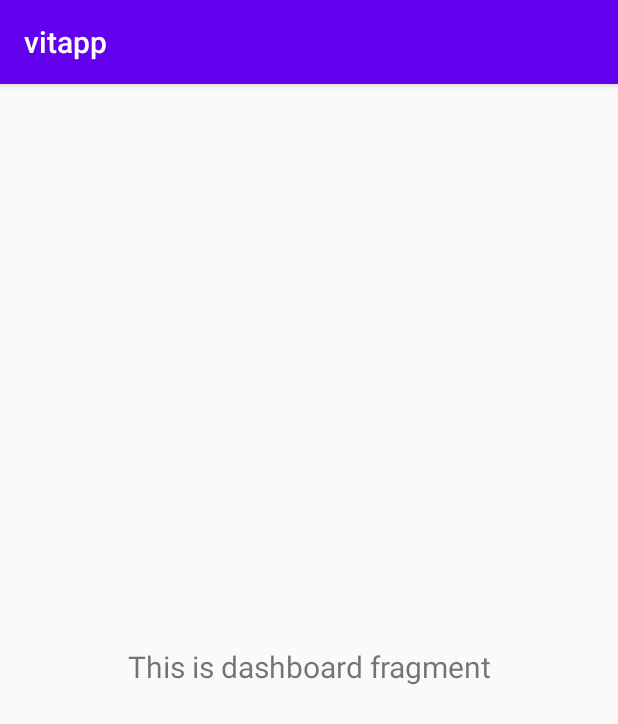
After one commit to Adithya-adi-Menon/vitapp, an Android app: the fragment DashboardFragment shown on its own in the app's theme, on a phone screen of 412 x 824 dp. The commit adds this screen. Shown: the top 724 px of the screen. Run offline under Robolectric (Android 15) with nearby library versions, the phone set to English and light mode, and no system bars.

Commit message:
error debugging

```diff
--- a/app/build.gradle
+++ b/app/build.gradle
@@ -26,6 +26,7 @@ android {
 dependencies {
     implementation fileTree(dir: "libs", include: ["*.jar"])
     implementation 'androidx.appcompat:appcompat:1.1.0'
+    implementation 'com.google.android.material:material:1.1.0-alpha08'
     implementation 'androidx.constraintlayout:constraintlayout:1.1.3'
     implementation 'androidx.legacy:legacy-support-v4:1.0.0'
     implementation 'com.google.android.material:material:1.0.0'
@@ -34,7 +35,7 @@ dependencies {
     implementation 'androidx.lifecycle:lifecycle-extensions:2.1.0'
     implementation 'androidx.vectordrawable:vectordrawable:1.1.0'
     implementation 'androidx.viewpager2:viewpager2:1.0.0'
-    implementation 'com.google.firebase:firebase-database:19.3.0'
+
     testImplementation 'junit:junit:4.12'
     androidTestImplementation 'androidx.test.ext:junit:1.1.1'
     androidTestImplementation 'androidx.test.espresso:espresso-core:3.2.0'
--- /dev/null
+++ b/app/src/main/java/com/example/vitapp/ui/dashboard/DashboardFragment.java
@@ -0,0 +1,33 @@
+package com.example.vitapp.ui.dashboard;
+
+import android.os.Bundle;
+import android.view.LayoutInflater;
+import android.view.View;
+import android.view.ViewGroup;
+import android.widget.TextView;
+import androidx.annotation.NonNull;
+import androidx.annotation.Nullable;
+import androidx.fragment.app.Fragment;
+import androidx.lifecycle.Observer;
+import androidx.lifecycle.ViewModelProviders;
+import com.example.vitapp.R;
+
+public class DashboardFragment extends Fragment {
+
+    private DashboardViewModel dashboardViewModel;
+
+    public View onCreateView(@NonNull LayoutInflater inflater,
+            ViewGroup container, Bundle savedInstanceState) {
+        dashboardViewModel =
+                ViewModelProviders.of(this).get(DashboardViewModel.class);
+        View root = inflater.inflate(R.layout.fragment_dashboard, container, false);
+        final TextView textView = root.findViewById(R.id.text_dashboard);
+        dashboardViewModel.getText().observe(getViewLifecycleOwner(), new Observer<String>() {
+            @Override
+            public void onChanged(@Nullable String s) {
+                textView.setText(s);
+            }
+        });
+        return root;
+    }
+}
--- /dev/null
+++ b/app/src/main/java/com/example/vitapp/ui/dashboard/DashboardViewModel.java
@@ -0,0 +1,19 @@
+package com.example.vitapp.ui.dashboard;
+
+import androidx.lifecycle.LiveData;
+import androidx.lifecycle.MutableLiveData;
+import androidx.lifecycle.ViewModel;
+
+public class DashboardViewModel extends ViewModel {
+
+    private MutableLiveData<String> mText;
+
+    public DashboardViewModel() {
+        mText = new MutableLiveData<>();
+        mText.setValue("This is dashboard fragment");
+    }
+
+    public LiveData<String> getText() {
+        return mText;
+    }
+}
--- /dev/null
+++ b/app/src/main/res/layout/fragment_dashboard.xml
@@ -0,0 +1,23 @@
+<?xml version="1.0" encoding="utf-8"?>
+<androidx.constraintlayout.widget.ConstraintLayout
+    xmlns:android="http://schemas.android.com/apk/res/android"
+    xmlns:app="http://schemas.android.com/apk/res-auto"
+    xmlns:tools="http://schemas.android.com/tools"
+    android:layout_width="match_parent"
+    android:layout_height="match_parent"
+    tools:context=".ui.dashboard.DashboardFragment" >
+
+    <TextView
+        android:id="@+id/text_dashboard"
+        android:layout_width="match_parent"
+        android:layout_height="wrap_content"
+        android:layout_marginStart="8dp"
+        android:layout_marginTop="8dp"
+        android:layout_marginEnd="8dp"
+        android:textAlignment="center"
+        android:textSize="20sp"
+        app:layout_constraintEnd_toEndOf="parent"
+        app:layout_constraintStart_toStartOf="parent"
+        app:layout_constraintTop_toTopOf="parent"
+        app:layout_constraintBottom_toBottomOf="parent" />
+</androidx.constraintlayout.widget.ConstraintLayout>
--- a/app/src/main/res/values/strings.xml
+++ b/app/src/main/res/values/strings.xml
@@ -15,4 +15,5 @@
     <string name="title_dashboard">Dashboard</string>
     <string name="title_notifications">Notifications</string>
     <string name="title_activity_dashmain">MainActivity</string>
+    <string name="title_activity_main2">MainActivity</string>
 </resources>
```
Also changed, not shown: app/src/main/AndroidManifest.xml (+2 -7 lines), app/src/main/java/com/example/vitapp/ui/home/HomeFragment.java (added, +33 -0 lines), app/src/main/java/com/example/vitapp/ui/home/HomeViewModel.java (added, +19 -0 lines), app/src/main/java/com/example/vitapp/ui/notifications/NotificationsFragment.java (added, +33 -0 lines), app/src/main/java/com/example/vitapp/ui/notifications/NotificationsViewModel.java (added, +19 -0 lines), app/src/main/res/layout/bottom_navigation_bar.xml (added, +25 -0 lines), app/src/main/res/layout/fragment_home.xml (added, +23 -0 lines), app/src/main/res/layout/fragment_notifications.xml (added, +23 -0 lines).
